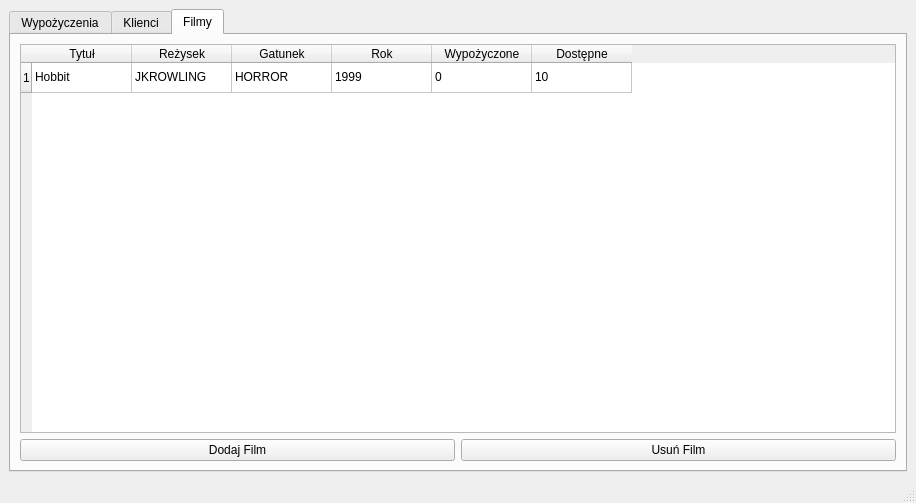
maciej-umanski/Wypozyczalnia_Filmow_PC2_QT, file mainwindow.ui: the form before one commit.
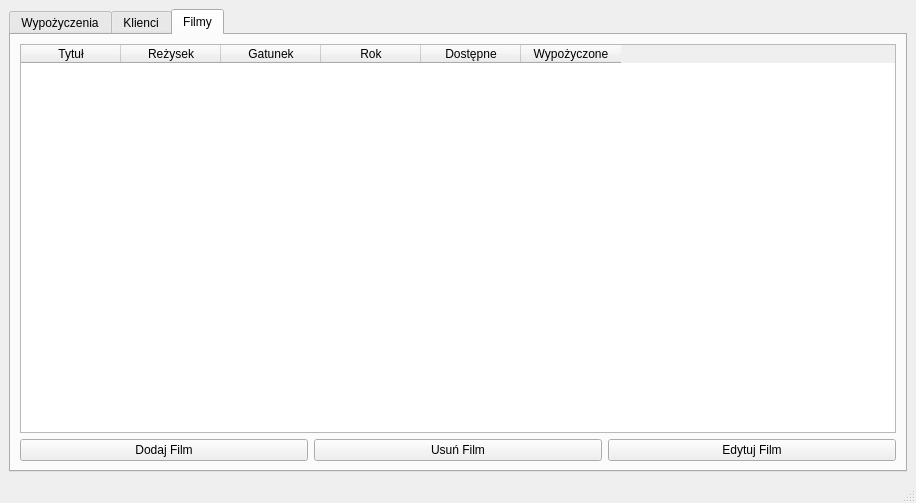
The form after the commit. The open tabs and pages were chosen to show the change.

Diff of the .ui file:
```diff
--- a/mainwindow.ui
+++ b/mainwindow.ui
@@ -214,11 +214,6 @@
        <layout class="QGridLayout" name="gridLayout_3">
         <item row="0" column="0">
          <widget class="QTableWidget" name="moviesTable">
-          <row>
-           <property name="text">
-            <string>1</string>
-           </property>
-          </row>
           <column>
            <property name="text">
             <string>Tytuł</string>
@@ -239,46 +234,16 @@
             <string>Rok</string>
            </property>
           </column>
-          <column>
-           <property name="text">
-            <string>Wypożyczone</string>
-           </property>
-          </column>
           <column>
            <property name="text">
             <string>Dostępne</string>
            </property>
           </column>
-          <item row="0" column="0">
+          <column>
            <property name="text">
-            <string>Hobbit</string>
+            <string>Wypożyczone</string>
            </property>
-          </item>
-          <item row="0" column="1">
-           <property name="text">
-            <string>JKROWLING</string>
-           </property>
-          </item>
-          <item row="0" column="2">
-           <property name="text">
-            <string>HORROR</string>
-           </property>
-          </item>
-          <item row="0" column="3">
-           <property name="text">
-            <string>1999</string>
-           </property>
-          </item>
-          <item row="0" column="4">
-           <property name="text">
-            <string>0</string>
-           </property>
-          </item>
-          <item row="0" column="5">
-           <property name="text">
-            <string>10</string>
-           </property>
-          </item>
+          </column>
          </widget>
         </item>
         <item row="1" column="0">
@@ -297,6 +262,13 @@
             </property>
            </widget>
           </item>
+          <item>
+           <widget class="QPushButton" name="editMovieButton">
+            <property name="text">
+             <string>Edytuj Film</string>
+            </property>
+           </widget>
+          </item>
          </layout>
         </item>
        </layout>
```
Left out of the diff: 58 changed lines with no effect on the pictures.
